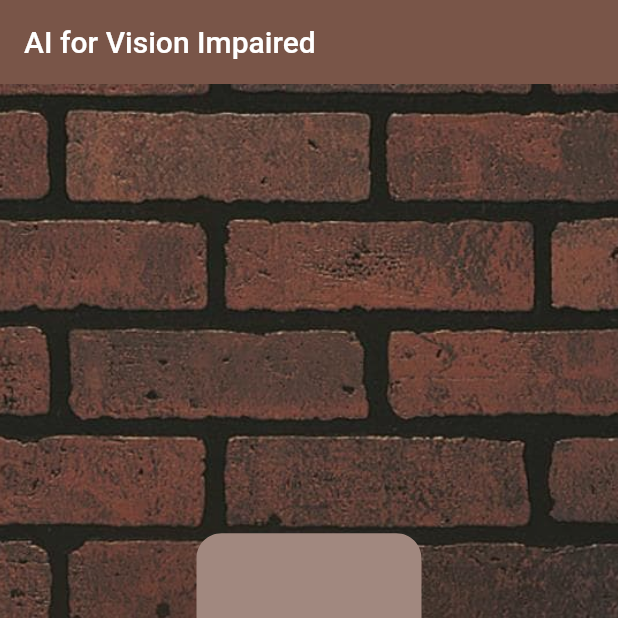
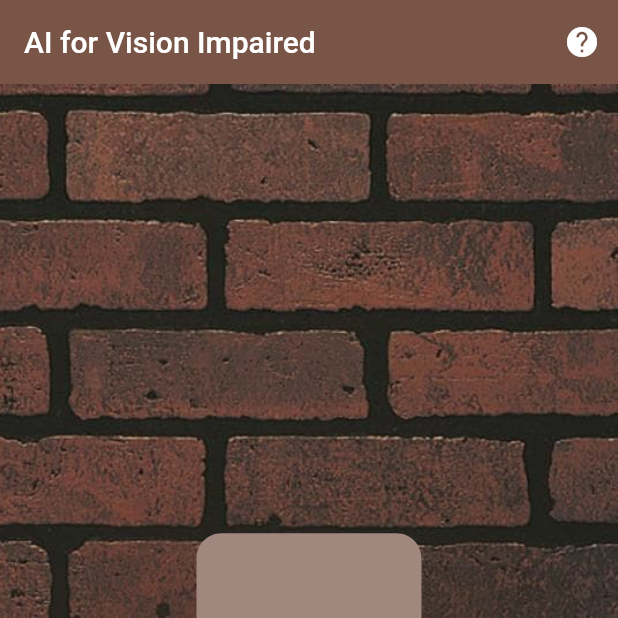
Before and after one commit to Ebad371/AI-Vision-for-Visually-Impaired, a Flutter app: the screen it shows after launch, on a phone screen of 412 x 824 dp, the top half of it. Run offline on Flutter 3.47's test engine with Material 2 defaults, Android fonts, the phone set to English and light mode, and no system bars; our stand-ins replace flutter_tts, image_picker; missing offline and left inert: google_ml_kit.

Commit message:
changes2

```diff
--- a/lib/main.dart
+++ b/lib/main.dart
@@ -158,6 +158,17 @@ class _MyHomePageState extends State<MyHomePage> {
     return Scaffold(
       resizeToAvoidBottomInset: false,
       appBar: AppBar(
+        actions: <Widget>[
+          IconButton(
+            icon: Icon(
+              Icons.help,
+              color: Colors.white,
+            ),
+            onPressed: () {
+              // do something
+            },
+          )
+        ],
         title: Text(widget.title),
         backgroundColor: Colors.brown,
         elevation: 0.0,
```
